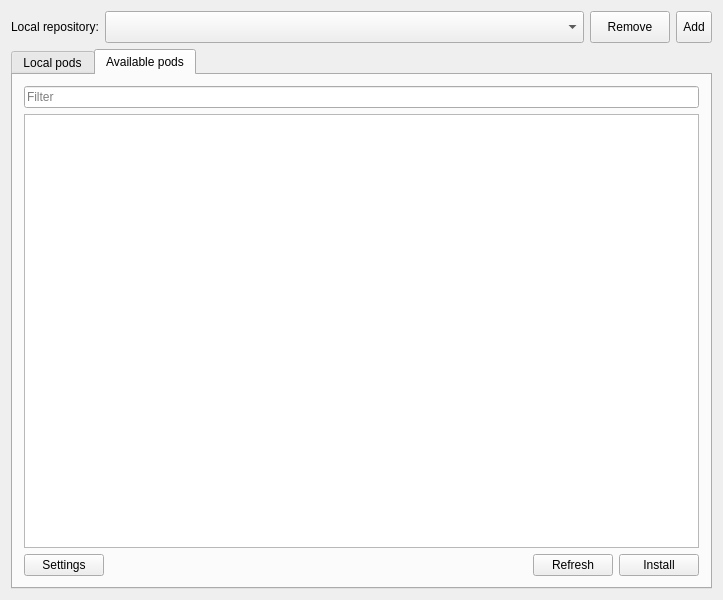
The window that qt-pods/mainwindow.ui (qt-pods/qt-pods) describes before a commit, drawn with Qt 5.
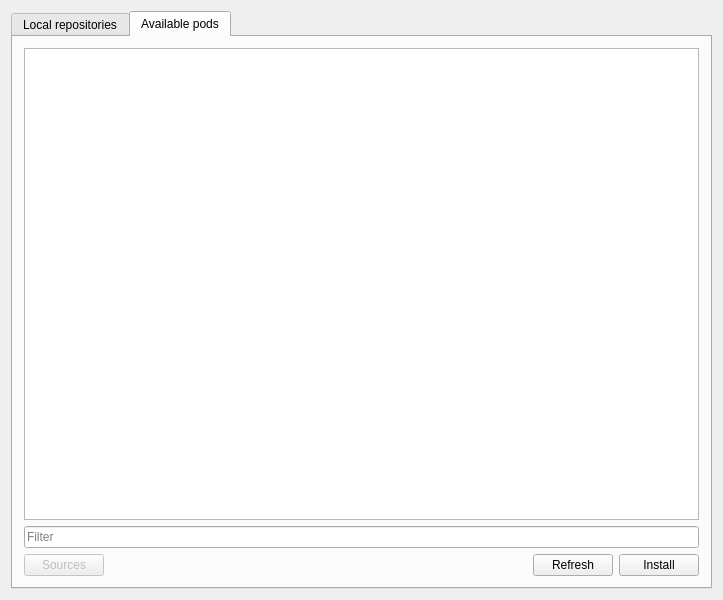
The same window after the commit. The open tabs and pages were chosen to show the change. Icons and pictures are not drawn.

Commit message: Added correct loading of pods from sources.

```diff
--- a/qt-pods/mainwindow.ui
+++ b/qt-pods/mainwindow.ui
@@ -23,14 +23,26 @@
   <widget class="QWidget" name="centralWidget">
    <layout class="QVBoxLayout" name="verticalLayout">
     <item>
+     <widget class="QTabWidget" name="tabWidgetPods">
+      <property name="enabled">
+       <bool>true</bool>
+      </property>
+      <property name="sizePolicy">
+       <sizepolicy hsizetype="Expanding" vsizetype="Expanding">
+        <horstretch>0</horstretch>
+        <verstretch>0</verstretch>
+       </sizepolicy>
+      </property>
+      <property name="currentIndex">
+       <number>0</number>
+      </property>
+      <widget class="QWidget" name="tabLocalPods">
+       <attribute name="title">
+        <string>Local repositories</string>
+       </attribute>
+       <layout class="QVBoxLayout" name="verticalLayout_2">
+        <item>
      <layout class="QHBoxLayout" name="horizontalLayout">
-      <item>
-       <widget class="QLabel" name="label">
-        <property name="text">
-         <string>Local repository:</string>
-        </property>
-       </widget>
-      </item>
       <item>
        <widget class="QComboBox" name="comboBoxCurrentRepository">
         <property name="sizePolicy">
@@ -111,26 +123,6 @@
      </layout>
     </item>
     <item>
-     <widget class="QTabWidget" name="tabWidgetPods">
-      <property name="enabled">
-       <bool>true</bool>
-      </property>
-      <property name="currentIndex">
-       <number>0</number>
-      </property>
-      <widget class="QWidget" name="tabLocalPods">
-       <attribute name="title">
-        <string>Local pods</string>
-       </attribute>
-       <layout class="QVBoxLayout" name="verticalLayout_2">
-        <item>
-         <widget class="QLineEdit" name="lineEditSearchLocal">
-          <property name="placeholderText">
-           <string>Filter</string>
-          </property>
-         </widget>
-        </item>
-        <item>
          <widget class="QTableView" name="tableViewLocal">
           <property name="selectionBehavior">
            <enum>QAbstractItemView::SelectRows</enum>
@@ -224,13 +216,6 @@
         <string>Available pods</string>
        </attribute>
        <layout class="QVBoxLayout" name="verticalLayout_3">
-        <item>
-         <widget class="QLineEdit" name="lineEditSearchRemote">
-          <property name="placeholderText">
-           <string>Filter</string>
-          </property>
-         </widget>
-        </item>
         <item>
          <widget class="QTableView" name="tableViewRemote">
           <property name="selectionBehavior">
@@ -250,12 +235,22 @@
           </attribute>
          </widget>
         </item>
+        <item>
+         <widget class="QLineEdit" name="lineEditSearchRemote">
+          <property name="placeholderText">
+           <string>Filter</string>
+          </property>
+         </widget>
+        </item>
         <item>
          <layout class="QHBoxLayout" name="horizontalLayout_3">
           <item>
-           <widget class="QPushButton" name="pushButtonSettings">
+           <widget class="QPushButton" name="pushButtonSources">
+            <property name="enabled">
+             <bool>false</bool>
+            </property>
             <property name="text">
-             <string>Settings</string>
+             <string>Sources</string>
             </property>
             <property name="icon">
              <iconset resource="resources.qrc">
```
Left out of the diff: 12 changed lines with no effect on the pictures. Lines whose indentation alone changed are shown as unchanged. The commit also changes 4 other files.
